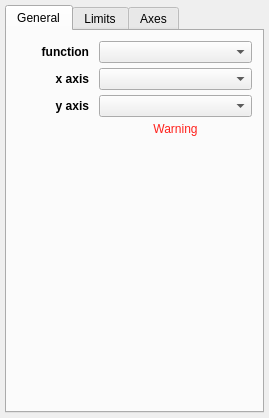
Old version of the form glue/viewers/profile/qt/options_widget.ui in the repository glue-viz/glue.
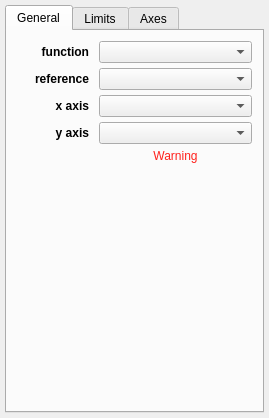
New version of the form. Custom widgets are drawn as their Qt base class.

Commit message: Added reference_data combo

```diff
--- a/glue/viewers/profile/qt/options_widget.ui
+++ b/glue/viewers/profile/qt/options_widget.ui
@@ -57,8 +57,8 @@
        <property name="verticalSpacing">
         <number>5</number>
        </property>
-       <item row="3" column="0">
-        <widget class="QLabel" name="label_4">
+       <item row="0" column="0">
+        <widget class="QLabel" name="label">
          <property name="font">
           <font>
            <weight>75</weight>
@@ -66,21 +66,49 @@
           </font>
          </property>
          <property name="text">
-          <string>y axis</string>
+          <string>function</string>
          </property>
          <property name="alignment">
           <set>Qt::AlignRight|Qt::AlignTrailing|Qt::AlignVCenter</set>
          </property>
         </widget>
        </item>
-       <item row="1" column="1" colspan="2">
-        <widget class="QComboBox" name="combosel_x_att">
-         <property name="sizeAdjustPolicy">
-          <enum>QComboBox::AdjustToMinimumContentsLength</enum>
-         </property>
-        </widget>
-       </item>
        <item row="5" column="1" colspan="2">
+        <widget class="QLabel" name="text_warning">
+         <property name="styleSheet">
+          <string notr="true">color: rgb(255, 33, 28)</string>
+         </property>
+         <property name="text">
+          <string>Warning</string>
+         </property>
+         <property name="alignment">
+          <set>Qt::AlignCenter</set>
+         </property>
+         <property name="wordWrap">
+          <bool>true</bool>
+         </property>
+        </widget>
+       </item>
+       <item row="2" column="0">
+        <widget class="QLabel" name="label_3">
+         <property name="font">
+          <font>
+           <weight>75</weight>
+           <bold>true</bold>
+          </font>
+         </property>
+         <property name="text">
+          <string>x axis</string>
+         </property>
+         <property name="alignment">
+          <set>Qt::AlignRight|Qt::AlignTrailing|Qt::AlignVCenter</set>
+         </property>
+        </widget>
+       </item>
+       <item row="0" column="1" colspan="2">
+        <widget class="QComboBox" name="combosel_function"/>
+       </item>
+       <item row="6" column="1" colspan="2">
         <spacer name="horizontalSpacer">
          <property name="orientation">
           <enum>Qt::Horizontal</enum>
@@ -93,23 +121,10 @@
          </property>
         </spacer>
        </item>
-       <item row="1" column="0">
-        <widget class="QLabel" name="label_3">
-         <property name="font">
-          <font>
-           <weight>75</weight>
-           <bold>true</bold>
-          </font>
-         </property>
-         <property name="text">
-          <string>x axis</string>
-         </property>
-         <property name="alignment">
-          <set>Qt::AlignRight|Qt::AlignTrailing|Qt::AlignVCenter</set>
-         </property>
-        </widget>
+       <item row="4" column="1" colspan="2">
+        <widget class="QComboBox" name="combosel_y_att"/>
        </item>
-       <item row="5" column="0">
+       <item row="6" column="0">
         <spacer name="verticalSpacer_2">
          <property name="orientation">
           <enum>Qt::Vertical</enum>
@@ -122,11 +137,8 @@
          </property>
         </spacer>
        </item>
-       <item row="3" column="1" colspan="2">
-        <widget class="QComboBox" name="combosel_y_att"/>
-       </item>
-       <item row="0" column="0">
-        <widget class="QLabel" name="label">
+       <item row="4" column="0">
+        <widget class="QLabel" name="label_4">
          <property name="font">
           <font>
            <weight>75</weight>
@@ -134,32 +146,39 @@
           </font>
          </property>
          <property name="text">
-          <string>function</string>
+          <string>y axis</string>
          </property>
          <property name="alignment">
           <set>Qt::AlignRight|Qt::AlignTrailing|Qt::AlignVCenter</set>
          </property>
         </widget>
        </item>
-       <item row="0" column="1" colspan="2">
-        <widget class="QComboBox" name="combosel_function"/>
+       <item row="2" column="1" colspan="2">
+        <widget class="QComboBox" name="combosel_x_att">
+         <property name="sizeAdjustPolicy">
+          <enum>QComboBox::AdjustToMinimumContentsLength</enum>
+         </property>
+        </widget>
        </item>
-       <item row="4" column="1" colspan="2">
-        <widget class="QLabel" name="text_warning">
-          <property name="styleSheet">
-           <string notr="true">color: rgb(255, 33, 28)</string>
-          </property>
-          <property name="text">
-           <string>Warning</string>
-          </property>
-          <property name="alignment">
-           <set>Qt::AlignCenter</set>
-          </property>
-          <property name="wordWrap">
-           <bool>true</bool>
-          </property>
+       <item row="1" column="0">
+        <widget class="QLabel" name="label_6">
+         <property name="font">
+          <font>
+           <weight>75</weight>
+           <bold>true</bold>
+          </font>
+         </property>
+         <property name="text">
+          <string>reference</string>
+         </property>
+         <property name="alignment">
+          <set>Qt::AlignRight|Qt::AlignTrailing|Qt::AlignVCenter</set>
+         </property>
         </widget>
        </item>
+       <item row="1" column="1" colspan="2">
+        <widget class="QComboBox" name="combosel_reference_data"/>
+       </item>
       </layout>
      </widget>
      <widget class="QWidget" name="tab_2">
```
The commit also changes 1 other file.
